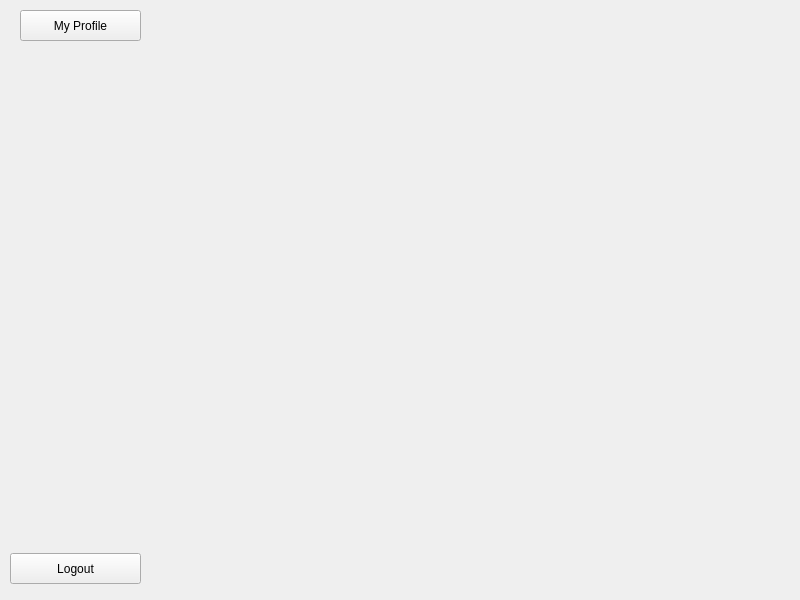
This is TeamFinder/mainscreen.ui in TeamUp-Bummers/TeamFinder as Qt 5 draws it before an edit. The edited form follows.
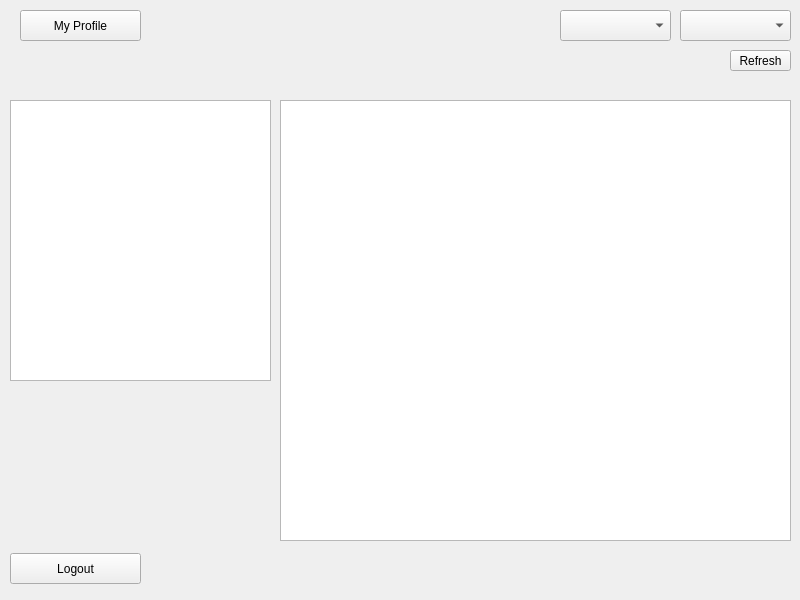
This is the edited form.

Commit message: Design Template Dashboard

Patch:
```diff
--- a/TeamFinder/mainscreen.ui
+++ b/TeamFinder/mainscreen.ui
@@ -40,6 +40,59 @@
      <string>Logout</string>
     </property>
    </widget>
+   <widget class="QTableView" name="tableView">
+    <property name="geometry">
+     <rect>
+      <x>280</x>
+      <y>100</y>
+      <width>511</width>
+      <height>441</height>
+     </rect>
+    </property>
+   </widget>
+   <widget class="QPushButton" name="pushButton_3">
+    <property name="geometry">
+     <rect>
+      <x>730</x>
+      <y>50</y>
+      <width>61</width>
+      <height>21</height>
+     </rect>
+    </property>
+    <property name="text">
+     <string>Refresh</string>
+    </property>
+   </widget>
+   <widget class="QComboBox" name="game">
+    <property name="geometry">
+     <rect>
+      <x>560</x>
+      <y>10</y>
+      <width>111</width>
+      <height>31</height>
+     </rect>
+    </property>
+   </widget>
+   <widget class="QComboBox" name="rank">
+    <property name="geometry">
+     <rect>
+      <x>680</x>
+      <y>10</y>
+      <width>111</width>
+      <height>31</height>
+     </rect>
+    </property>
+   </widget>
+   <widget class="QTableView" name="tableView_2">
+    <property name="geometry">
+     <rect>
+      <x>10</x>
+      <y>100</y>
+      <width>261</width>
+      <height>281</height>
+     </rect>
+    </property>
+   </widget>
   </widget>
  </widget>
  <resources/>
```
The commit also changes 2 other files.
